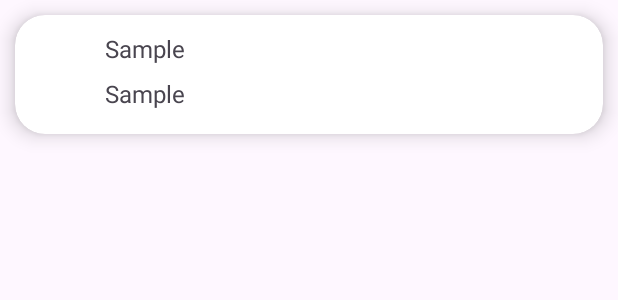
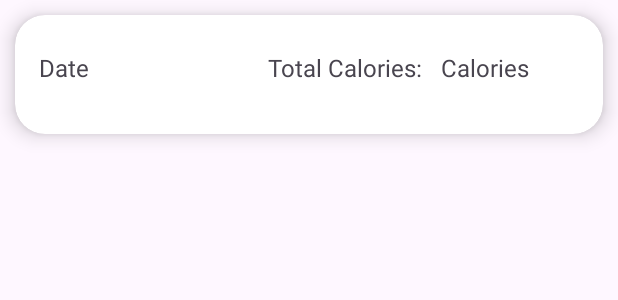
Before and after one commit to ElijahManalili/BOK-Up, an Android app: the layout progress_layout.xml on its own in the app's theme, with its tools: preview values and no code run, on a phone screen of 412 x 824 dp. Shown: the top 300 px of the screen. Run offline under Robolectric (Android 15) with nearby library versions, the phone set to English and light mode, and no system bars.

Commit message:
BOK BOK BOK

```diff
--- a/app/src/main/java/com/example/bokup/DataClass.kt
+++ /dev/null
@@ -1,3 +0,0 @@
-package com.example.bokup
-
-data class DataClass(var timeCal : String ?= null, var cal : String ?= null, var totalCal : String ?=null)
--- /dev/null
+++ b/app/src/main/java/com/example/bokup/ProgressDataClass.kt
@@ -0,0 +1,3 @@
+package com.example.bokup
+
+data class ProgressDataClass(var dateCal: String?=null, var totalCal: String ?=null,)
--- /dev/null
+++ b/app/src/main/java/com/example/bokup/TrackDataClass.kt
@@ -0,0 +1,3 @@
+package com.example.bokup
+
+data class TrackDataClass(var timeCal: String ?=null, var cal: String ?=null, var dateCal: String?=null, var totalCal: String ?=null,)
--- a/app/src/main/res/layout/progress_layout.xml
+++ b/app/src/main/res/layout/progress_layout.xml
@@ -14,30 +14,40 @@
         android:layout_height="79dp">
 
         <TextView
-            android:id="@+id/calTotal"
-            android:layout_width="wrap_content"
-            android:layout_height="wrap_content"
-            android:text="Sample"
+            android:id="@+id/tvcalDate"
+            android:layout_width="144dp"
+            android:layout_height="31dp"
+            android:layout_marginStart="16dp"
+            android:text="Date"
+            android:textSize="16sp"
+            app:layout_constraintBottom_toBottomOf="parent"
+            app:layout_constraintStart_toStartOf="parent"
+            app:layout_constraintTop_toTopOf="parent" />
+
+        <TextView
+            android:id="@+id/tvcalTotal"
+            android:layout_width="71dp"
+            android:layout_height="31dp"
+            android:layout_marginEnd="40dp"
+            android:layout_marginBottom="24dp"
+            android:text="Calories"
             android:textSize="16sp"
             app:layout_constraintBottom_toBottomOf="parent"
             app:layout_constraintEnd_toEndOf="parent"
-            app:layout_constraintHorizontal_bias="0.175"
-            app:layout_constraintStart_toStartOf="parent"
             app:layout_constraintTop_toTopOf="parent"
-            app:layout_constraintVertical_bias="0.719" />
+            app:layout_constraintVertical_bias="1.0" />
 
         <TextView
-            android:id="@+id/calDate"
-            android:layout_width="wrap_content"
-            android:layout_height="wrap_content"
-            android:text="Sample"
+            android:id="@+id/totalText"
+            android:layout_width="103dp"
+            android:layout_height="30dp"
+            android:layout_marginEnd="12dp"
+            android:text="Total Calories:"
             android:textSize="16sp"
-            app:layout_constraintBottom_toTopOf="@+id/calTotal"
-            app:layout_constraintEnd_toEndOf="parent"
-            app:layout_constraintHorizontal_bias="0.175"
-            app:layout_constraintStart_toStartOf="parent"
+            app:layout_constraintBottom_toBottomOf="parent"
+            app:layout_constraintEnd_toStartOf="@+id/tvcalTotal"
             app:layout_constraintTop_toTopOf="parent"
-            app:layout_constraintVertical_bias="0.571" />
+            app:layout_constraintVertical_bias="0.489" />
 
     </androidx.constraintlayout.widget.ConstraintLayout>
 
```
Also changed, not shown: app/src/main/java/com/example/bokup/Progress.kt (+68 -43 lines), app/src/main/java/com/example/bokup/ProgressAdapter.kt (added, +37 -0 lines), app/src/main/java/com/example/bokup/Track.kt (+77 -58 lines), app/src/main/java/com/example/bokup/TrackAdapter.kt (renamed from app/src/main/java/com/example/bokup/AdapterClass.kt, +12 -3 lines), app/src/main/res/layout/activity_track.xml (+17 -6 lines), app/src/main/res/layout/track_layout.xml (+28 -14 lines).
